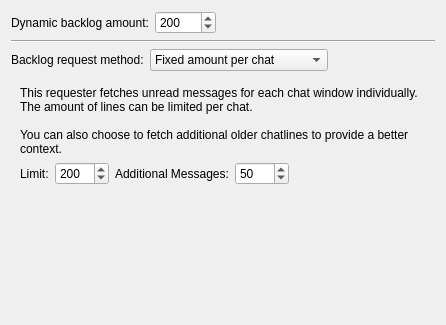
Qt form src/qtui/settingspages/backlogsettingspage.ui (quassel/quassel) before a commit.
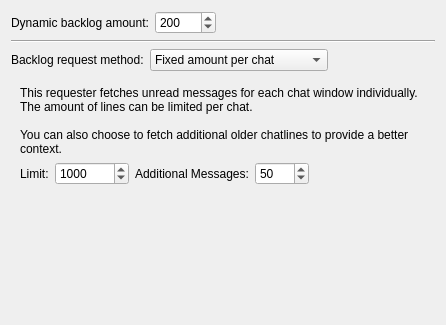
The same form after that commit. The open tabs and pages were chosen to show the change.

Commit message:
Allow unlimited initial backlog fetch
You can now select "Unlimited" as the limit for fetching new messages
in the Unread Messages requester, ensuring that you'll get all new messages.
Also, this increases the selectable limit to 99999.

Patch:
```diff
--- a/src/qtui/settingspages/backlogsettingspage.ui
+++ b/src/qtui/settingspages/backlogsettingspage.ui
@@ -225,14 +225,20 @@
            <property name="toolTip">
             <string>Maximum amount of messages to be fetched per buffer.</string>
            </property>
+           <property name="specialValueText">
+            <string>Unlimited</string>
+           </property>
+           <property name="minimum">
+            <number>-1</number>
+           </property>
            <property name="maximum">
-            <number>1000</number>
+            <number>99999</number>
            </property>
            <property name="singleStep">
             <number>10</number>
            </property>
            <property name="value">
-            <number>200</number>
+            <number>1000</number>
            </property>
            <property name="settingsKey" stdset="0">
             <string>PerBufferUnreadBacklogLimit</string>
```
Left out of the diff: 18 changed lines with no effect on the pictures.
